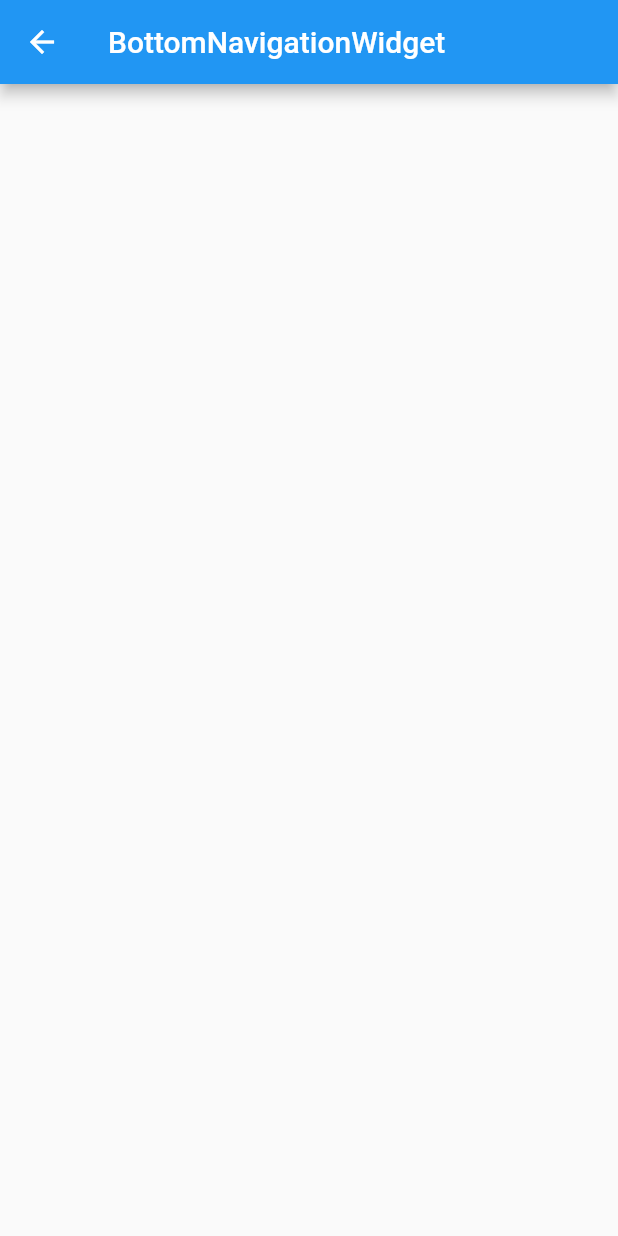
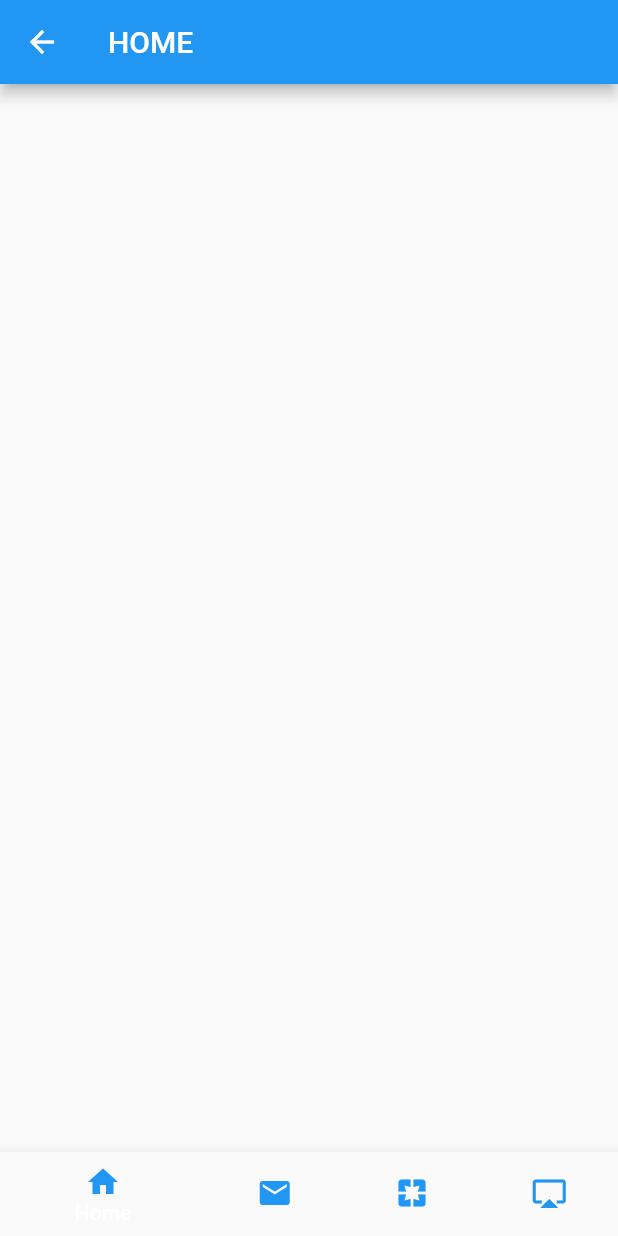
Before and after one commit to colinxiaoyu/redux-flutter-todolist, a Flutter app: the BottomNavigationWidget screen opened directly, on a phone screen of 412 x 824 dp. Run offline on Flutter 3.47's test engine with Material 2 defaults, Android fonts, the phone set to English and light mode, and no system bars; our stand-ins replace flutter_redux, flutter_spinkit, redux.

Commit message:
完成 BottomNavigation 页面

```diff
--- a/lib/page/bottom_navigation/bottom_navigation_widget.dart
+++ b/lib/page/bottom_navigation/bottom_navigation_widget.dart
@@ -1,19 +1,84 @@
 import 'package:flutter/material.dart';
+import 'package:redux_todolist/page/bottom_navigation/page_widget/airplay_screen.dart';
+import 'package:redux_todolist/page/bottom_navigation/page_widget/email_screen.dart';
+import 'package:redux_todolist/page/bottom_navigation/page_widget/home_screen.dart';
+import 'package:redux_todolist/page/bottom_navigation/page_widget/pages_screen.dart';
 
-class BottomNavigationWidget extends StatefulWidget{
+class BottomNavigationWidget extends StatefulWidget {
   @override
   _BottomNavigationWidgetState createState() {
     return _BottomNavigationWidgetState();
   }
-
 }
 
-class _BottomNavigationWidgetState extends State<BottomNavigationWidget>{
+class _BottomNavigationWidgetState extends State<BottomNavigationWidget> {
+  final Color _bottomNavigationColor = Colors.blue;
+  int _currentIndex = 0;
+  List<Widget> list = List();
+
+  @override
+  void initState() {
+    list
+      ..add(HomeScreen())
+      ..add(EmailScreen())
+      ..add(PagesScreen())
+      ..add(AirPlayScreen());
+    super.initState();
+  }
+
   @override
   Widget build(BuildContext context) {
     return Scaffold(
-      appBar: AppBar(title: Text('BottomNavigationWidget'),),
+      body: list[_currentIndex],
+      bottomNavigationBar: BottomNavigationBar(items: [
+        BottomNavigationBarItem(
+            icon: Icon(
+              Icons.home,
+              color: _bottomNavigationColor,
+            ),
+            title: Text(
+              'Home',
+              style: TextStyle(color: _bottomNavigationColor),
+            )),
+        BottomNavigationBarItem(
+            icon: Icon(
+              Icons.email,
+              color: _bottomNavigationColor,
+            ),
+            title: Text(
+              'Emai',
+              style: TextStyle(color: _bottomNavigationColor),
+            )),
+        BottomNavigationBarItem(
+            icon: Icon(
+              Icons.pages,
+              color: _bottomNavigationColor,
+            ),
+            title: Text(
+              'PAGES',
+              style: TextStyle(color: _bottomNavigationColor),
+            )),
+        BottomNavigationBarItem(
+            icon: Icon(
+              Icons.airplay,
+              color: _bottomNavigationColor,
+            ),
+            title: Text(
+              'AIRPLAY',
+              style: TextStyle(color: _bottomNavigationColor),
+            )),
+      ],
+      currentIndex: _currentIndex,
+        onTap: (int index){
+          setState(() {
+            _currentIndex = index;
+          });
+        },
+        type: BottomNavigationBarType.shifting,//BottomNavigationBarType.fixed
+
+      ),
+
+
     );
   }
-
 }
--- /dev/null
+++ b/lib/page/bottom_navigation/page_widget/airplay_screen.dart
@@ -0,0 +1,10 @@
+import 'package:flutter/material.dart';
+
+class AirPlayScreen extends StatelessWidget{
+  @override
+  Widget build(BuildContext context) {
+    return Scaffold(
+      appBar: AppBar(title: Text('AirPlay'),),
+    );
+  }
+}
--- /dev/null
+++ b/lib/page/bottom_navigation/page_widget/email_screen.dart
@@ -0,0 +1,11 @@
+import 'package:flutter/material.dart';
+
+class EmailScreen extends StatelessWidget{
+  @override
+  Widget build(BuildContext context) {
+    return Scaffold(
+      appBar: AppBar(title: Text('Email'),),
+    );
+  }
+
+}
--- /dev/null
+++ b/lib/page/bottom_navigation/page_widget/home_screen.dart
@@ -0,0 +1,12 @@
+import 'package:flutter/material.dart';
+
+class HomeScreen extends StatelessWidget{
+  @override
+  Widget build(BuildContext context) {
+    return Scaffold(
+      appBar: AppBar(
+        title: Text('HOME'),
+      ),
+    );
+  }
+}
--- /dev/null
+++ b/lib/page/bottom_navigation/page_widget/pages_screen.dart
@@ -0,0 +1,13 @@
+import 'package:flutter/material.dart';
+
+class PagesScreen extends StatelessWidget{
+  @override
+  Widget build(BuildContext context) {
+    return Scaffold(
+      appBar: AppBar(
+        title: Text('Pages'),
+      ),
+    );
+  }
+
+}
```
